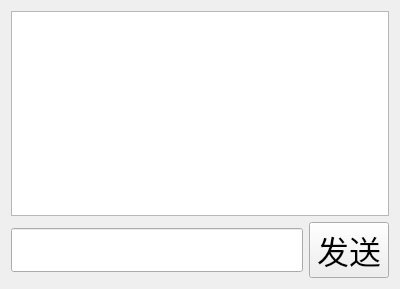
The window that TcpClient/privatechat.ui (0xBacklock/Qt_Cloud_Drive) describes before a commit, drawn with Qt 5.
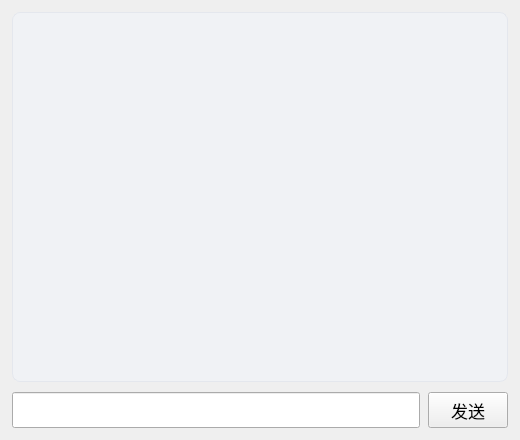
The same window after the commit.

```diff
--- a/TcpClient/privatechat.ui
+++ b/TcpClient/privatechat.ui
@@ -6,52 +6,81 @@
    <rect>
     <x>0</x>
     <y>0</y>
-    <width>400</width>
-    <height>289</height>
+    <width>520</width>
+    <height>440</height>
    </rect>
   </property>
   <property name="windowTitle">
    <string>Form</string>
   </property>
-  <layout class="QVBoxLayout" name="verticalLayout_2">
-   <item>
-    <layout class="QVBoxLayout" name="verticalLayout">
+  <layout class="QVBoxLayout" name="mainLayout">
+   <property name="spacing">
+    <number>10</number>
+   </property>
+   <property name="leftMargin">
+    <number>12</number>
+   </property>
+   <property name="topMargin">
+    <number>12</number>
+   </property>
+   <property name="rightMargin">
+    <number>12</number>
+   </property>
+   <property name="bottomMargin">
+    <number>12</number>
+   </property>
      <item>
       <widget class="QTextEdit" name="showMsg_te">
        <property name="font">
         <font>
-         <family>Arial</family>
-         <pointsize>24</pointsize>
-        </font>
-       </property>
+       <pointsize>13</pointsize>
+      </font>
+     </property>
+     <property name="readOnly">
+      <bool>true</bool>
+     </property>
+     <property name="styleSheet">
+      <string>QTextEdit { background: #f0f2f5; border: 1px solid #e4e7ed; border-radius: 8px; padding: 12px; }</string>
+     </property>
       </widget>
      </item>
      <item>
-      <layout class="QHBoxLayout" name="horizontalLayout">
+    <layout class="QHBoxLayout" name="inputLayout">
+     <property name="spacing">
+      <number>8</number>
+     </property>
        <item>
         <widget class="QLineEdit" name="inputMsg_le">
+       <property name="minimumSize">
+        <size>
+         <width>0</width>
+         <height>36</height>
+        </size>
+       </property>
          <property name="font">
           <font>
-           <family>Arial</family>
-           <pointsize>24</pointsize>
+         <pointsize>13</pointsize>
           </font>
          </property>
         </widget>
        </item>
        <item>
         <widget class="QPushButton" name="sendMsg_pb">
+       <property name="minimumSize">
+        <size>
+         <width>80</width>
+         <height>36</height>
+        </size>
+       </property>
          <property name="font">
           <font>
-           <family>Arial</family>
-           <pointsize>24</pointsize>
+         <pointsize>13</pointsize>
           </font>
          </property>
          <property name="text">
           <string>发送</string>
          </property>
         </widget>
-       </item>
-      </layout>
      </item>
     </layout>
    </item>
```
Left out of the diff: 2 changed lines with no effect on the pictures. Lines whose indentation alone changed are shown as unchanged.
